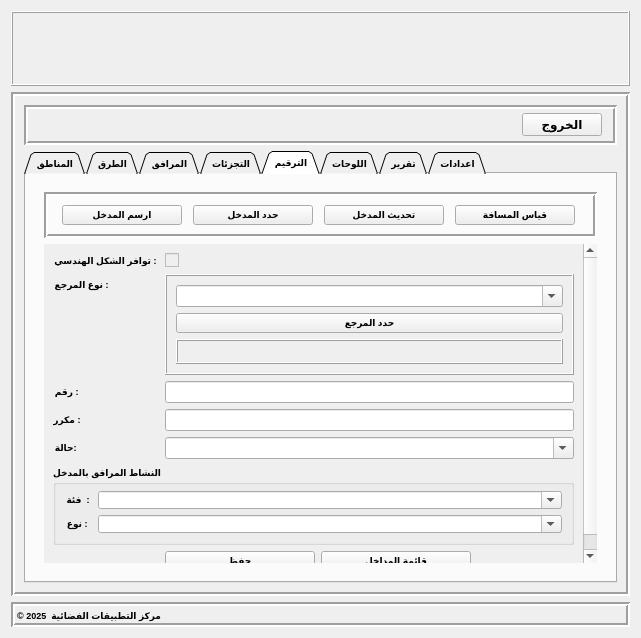
This is gui/RNA_dialog_base.ui in Zuhir-Benslama/CAM-Communal-Addressing-Map as Qt 5 draws it before an edit. The edited form follows.
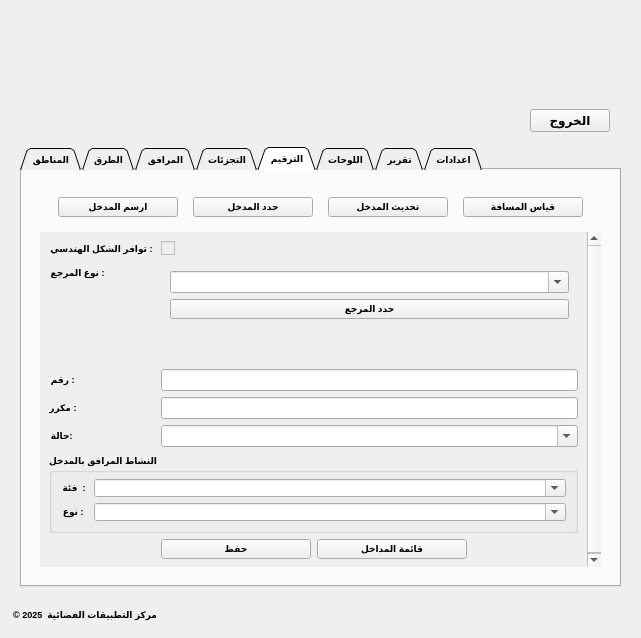
This is the edited form. The open tabs and pages were chosen to show the change. Icons and pictures are not drawn.

Patch:
```diff
--- a/gui/RNA_dialog_base.ui
+++ b/gui/RNA_dialog_base.ui
@@ -51,7 +51,7 @@
       <string notr="true" />
      </property>
      <property name="frameShape">
-      <enum>QFrame::Box</enum>
+      <enum>QFrame::NoFrame</enum>
      </property>
      <property name="frameShadow">
       <enum>QFrame::Sunken</enum>
@@ -131,7 +131,7 @@
         </size>
        </property>
        <property name="frameShape">
-        <enum>QFrame::Box</enum>
+        <enum>QFrame::NoFrame</enum>
        </property>
        <property name="frameShadow">
         <enum>QFrame::Raised</enum>
@@ -177,7 +177,7 @@
         </size>
        </property>
        <property name="frameShape">
-        <enum>QFrame::Box</enum>
+        <enum>QFrame::NoFrame</enum>
        </property>
        <property name="frameShadow">
         <enum>QFrame::Sunken</enum>
@@ -1001,7 +1001,7 @@
             </size>
            </property>
            <property name="frameShape">
-            <enum>QFrame::Box</enum>
+            <enum>QFrame::NoFrame</enum>
            </property>
            <property name="frameShadow">
             <enum>QFrame::Sunken</enum>
@@ -2399,7 +2399,7 @@
                      <bool>false</bool>
                     </property>
                     <property name="frameShape">
-                     <enum>QFrame::Box</enum>
+                     <enum>QFrame::NoFrame</enum>
                     </property>
                     <property name="frameShadow">
                      <enum>QFrame::Sunken</enum>
@@ -2605,7 +2605,7 @@
                          </size>
                         </property>
                         <property name="frameShape">
-                         <enum>QFrame::Box</enum>
+                         <enum>QFrame::NoFrame</enum>
                         </property>
                         <property name="frameShadow">
                          <enum>QFrame::Raised</enum>
@@ -2638,7 +2638,7 @@
                          <item>
                           <widget class="QFrame" name="frame_13">
                            <property name="frameShape">
-                            <enum>QFrame::Box</enum>
+                            <enum>QFrame::NoFrame</enum>
                            </property>
                            <property name="frameShadow">
                             <enum>QFrame::Raised</enum>
```
Left out of the diff: 22 changed lines with no effect on the pictures.
